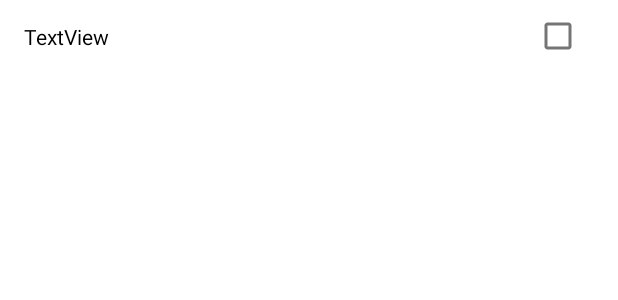
After one commit to bogoslovskiydenis/BluetoothMonitor, an Android app: the layout bt_list_item.xml on its own in the app's theme, with its tools: preview values and no code run, on a phone screen of 412 x 824 dp. The commit adds this screen. Shown: the top 300 px of the screen. Run offline under Robolectric (Android 15) with nearby library versions, the phone set to English and light mode, and no system bars.

Commit message:
adapter , activity_bt_list.xml , textview and checkbox adapter

```diff
--- a/app/src/main/AndroidManifest.xml
+++ b/app/src/main/AndroidManifest.xml
@@ -12,6 +12,7 @@
         android:roundIcon="@mipmap/ic_launcher_round"
         android:supportsRtl="true"
         android:theme="@style/Theme.BluetoothMonitor">
+        <activity android:name=".BtListActivity"></activity>
         <activity android:name=".MainActivity">
             <intent-filter>
                 <action android:name="android.intent.action.MAIN" />
--- /dev/null
+++ b/app/src/main/res/drawable/ic_menu.xml
@@ -0,0 +1,5 @@
+<vector android:height="24dp" android:tint="#C7C7C7"
+    android:viewportHeight="24" android:viewportWidth="24"
+    android:width="24dp" xmlns:android="http://schemas.android.com/apk/res/android">
+    <path android:fillColor="@android:color/white" android:pathData="M3,18h18v-2L3,16v2zM3,13h18v-2L3,11v2zM3,6v2h18L21,6L3,6z"/>
+</vector>
--- /dev/null
+++ b/app/src/main/res/layout/bt_list_item.xml
@@ -0,0 +1,29 @@
+<?xml version="1.0" encoding="utf-8"?>
+<androidx.constraintlayout.widget.ConstraintLayout xmlns:android="http://schemas.android.com/apk/res/android"
+    xmlns:app="http://schemas.android.com/apk/res-auto"
+    xmlns:tools="http://schemas.android.com/tools"
+    android:id="@+id/btName"
+    android:layout_width="match_parent"
+    android:layout_height="wrap_content">
+
+    <TextView
+        android:id="@+id/textView"
+        android:layout_width="wrap_content"
+        android:layout_height="wrap_content"
+        android:layout_marginStart="16dp"
+        android:text="TextView"
+        android:textColor="@color/black"
+        app:layout_constraintBottom_toBottomOf="@+id/checkBox"
+        app:layout_constraintStart_toStartOf="parent"
+        app:layout_constraintTop_toTopOf="@+id/checkBox" />
+
+    <CheckBox
+        android:id="@+id/checkBox"
+        android:layout_width="wrap_content"
+        android:layout_height="wrap_content"
+        android:layout_marginEnd="16dp"
+        app:layout_constraintBottom_toBottomOf="parent"
+        app:layout_constraintEnd_toEndOf="parent"
+        app:layout_constraintTop_toTopOf="parent" />
+
+</androidx.constraintlayout.widget.ConstraintLayout>
```
Also changed, not shown: app/src/main/java/com/example/bluetoothmonitor/BtListActivity.java (added, +32 -0 lines), app/src/main/java/com/example/bluetoothmonitor/MainActivity.java (+8 -2 lines), app/src/main/java/com/example/bluetoothmonitor/adapter/BtAdapter.java (added, +51 -0 lines), app/src/main/java/com/example/bluetoothmonitor/adapter/ListItem.java (added, +22 -0 lines), app/src/main/res/layout/activity_bt_list.xml (added, +17 -0 lines), app/src/main/res/menu/main_menu.xml (+7 -0 lines).
